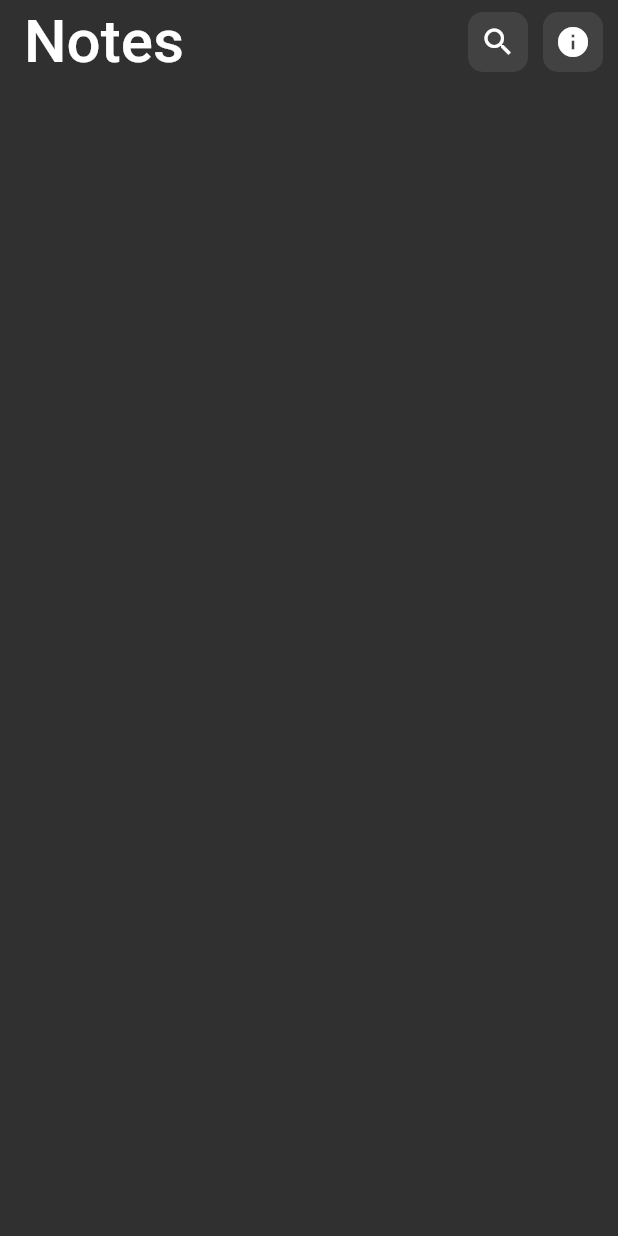
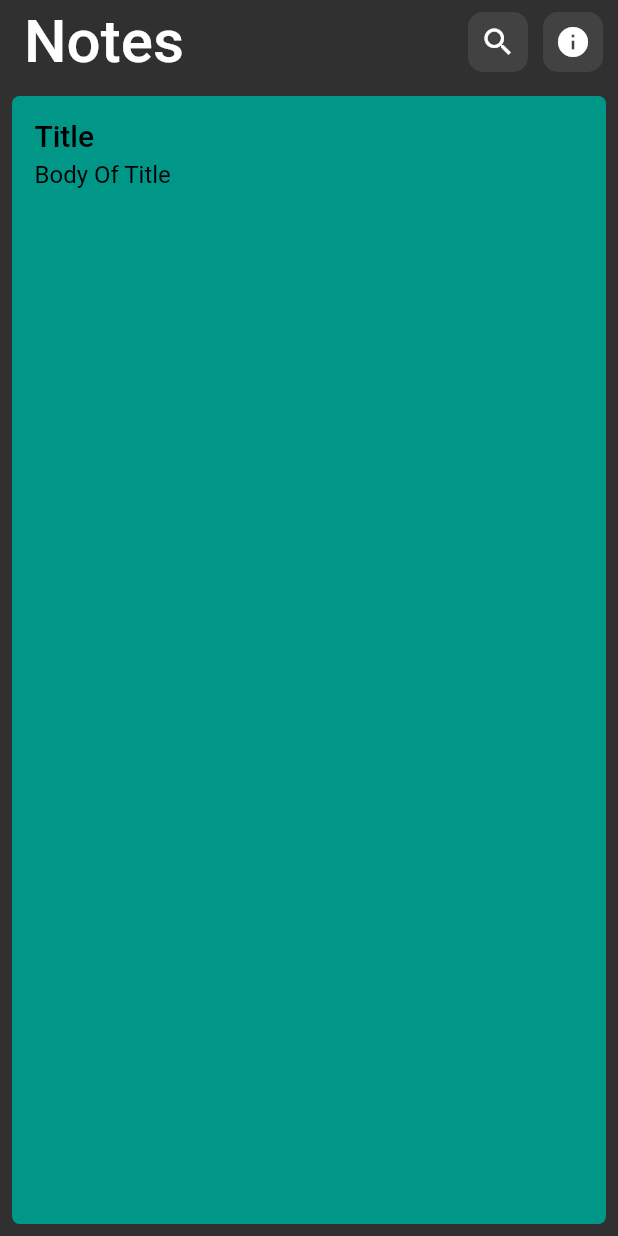
Before and after one commit to Aamirkhan55/colorful_notes_app, a Flutter app: the screen it shows after launch, on a phone screen of 412 x 824 dp. Run offline on Flutter 3.47's test engine with Material 2 defaults, Android fonts, the phone set to English and light mode, and no system bars.

Commit message:
SingleNote/Widget

```diff
--- a/lib/screens/home_screen.dart
+++ b/lib/screens/home_screen.dart
@@ -1,5 +1,6 @@
 import 'package:colorful_notes_app/theme/colors.dart';
 import 'package:colorful_notes_app/widgets/button_widget.dart';
+import 'package:colorful_notes_app/widgets/single_note_widget.dart';
 import 'package:flutter/material.dart';
 
 class HomeScreen extends StatelessWidget {
@@ -27,9 +28,10 @@ class HomeScreen extends StatelessWidget {
                 ButtonWidget(icon: Icons.info)
               ],
             ),
-          )
+          ),
         ],
       ),
+      body: const SingleNote()
     );
   }
 }
--- /dev/null
+++ b/lib/widgets/single_note_widget.dart
@@ -0,0 +1,39 @@
+import 'package:flutter/material.dart';
+
+class SingleNote extends StatelessWidget {
+  const SingleNote({super.key});
+
+  @override
+  Widget build(BuildContext context) {
+    return Container(
+        width: double.infinity,
+        margin: const EdgeInsets.all(8.0),
+        padding: const EdgeInsets.symmetric(vertical: 15, horizontal: 15),
+        decoration: BoxDecoration(
+          color: Colors.teal,
+          borderRadius: BorderRadius.circular(5),
+        ),
+        child: const Column(
+          crossAxisAlignment: CrossAxisAlignment.start,
+          children: [
+            Text(
+              'Title',
+              style: TextStyle(
+                fontSize: 20,
+                color: Colors.black,
+                fontWeight: FontWeight.w500,
+              ),
+              ),
+            SizedBox(height: 5),
+            Text(
+              'Body Of Title',
+              style: TextStyle(
+                fontSize: 16,
+                color: Colors.black,
+              ),
+              )
+          ],
+        ),
+      );
+  }
+}
```
